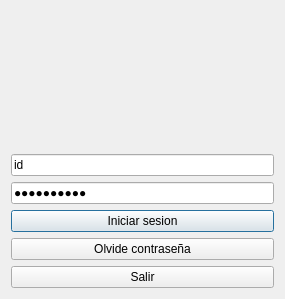
The window that Proyecto_Cine/iniciosesion.ui (moyeta-tech/Cine) describes before a commit, drawn with Qt 5.
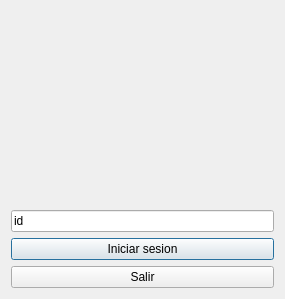
The same window after the commit.

Patch:
```diff
--- a/Proyecto_Cine/iniciosesion.ui
+++ b/Proyecto_Cine/iniciosesion.ui
@@ -33,16 +33,6 @@
        </property>
       </widget>
      </item>
-     <item>
-      <widget class="QLineEdit" name="lineEdit_contrasena">
-       <property name="text">
-        <string>contraseña</string>
-       </property>
-       <property name="echoMode">
-        <enum>QLineEdit::EchoMode::Password</enum>
-       </property>
-      </widget>
-     </item>
      <item>
       <widget class="QPushButton" name="Boton_iniciar">
        <property name="text">
@@ -50,13 +40,6 @@
        </property>
       </widget>
      </item>
-     <item>
-      <widget class="QPushButton" name="Boton_olvide">
-       <property name="text">
-        <string>Olvide contraseña</string>
-       </property>
-      </widget>
-     </item>
      <item>
       <widget class="QPushButton" name="Boton_salir">
        <property name="text">
```
